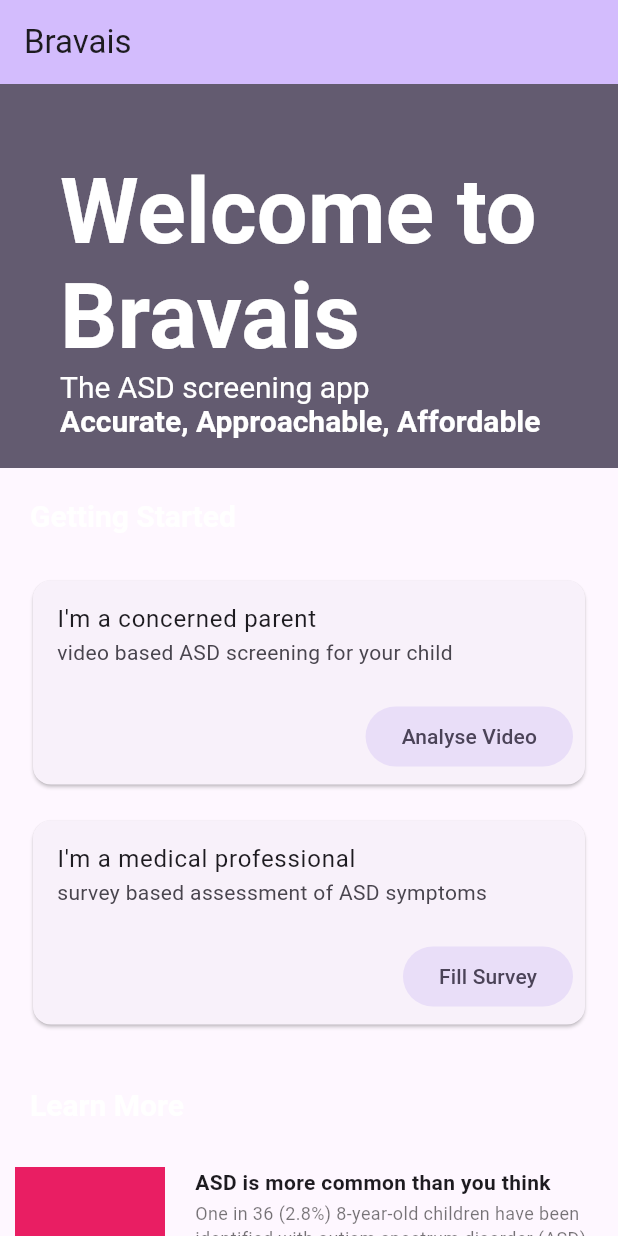
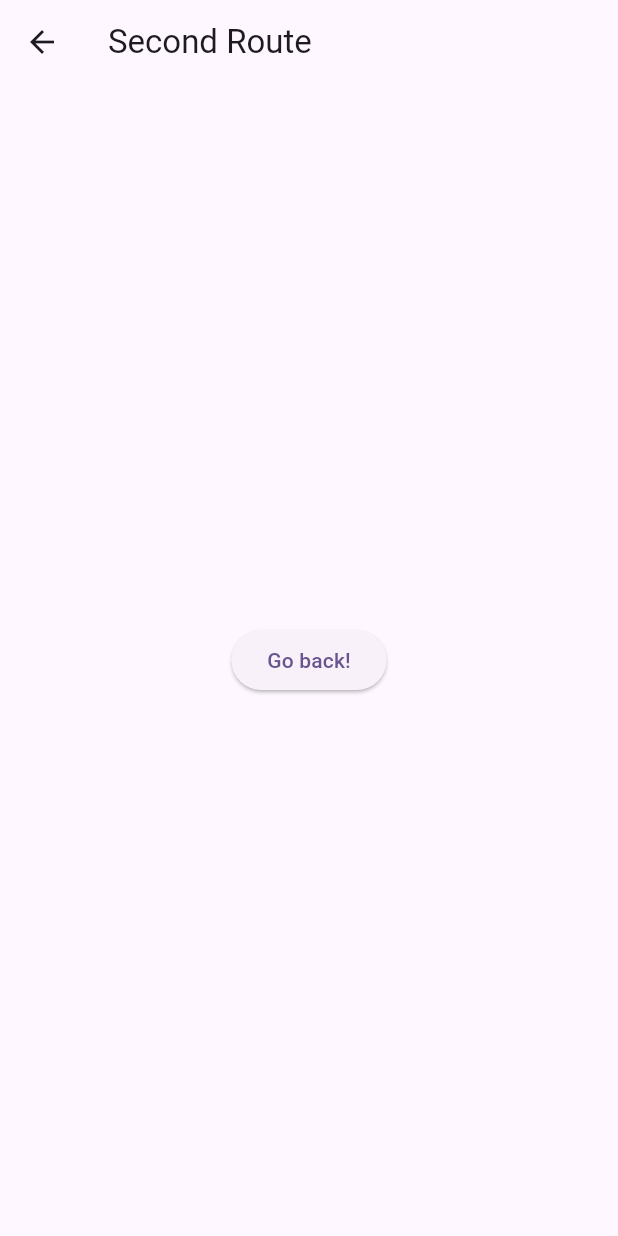
Before and after one commit to SCP-2000/bravais, a Flutter app: the screen it shows after launch, after a tap on "Fill Survey", on a phone screen of 412 x 824 dp. Run offline on Flutter 3.47's test engine with Material 2 defaults, Android fonts, the phone set to English and light mode, and no system bars; missing offline and left inert: dart:html.

Commit message:
move to survey

```diff
--- a/app/lib/card.dart
+++ b/app/lib/card.dart
@@ -5,12 +5,15 @@ class CardExample extends StatelessWidget {
     super.key,
     required this.title,
     required this.subtitle,
-    required this.operation
+    required this.operation,
+    required this.callback
   });
 
   final String title;
   final String subtitle;
   final String operation;
+
+  final VoidCallback callback;
 
   @override
   Widget build(BuildContext context) {
@@ -31,7 +34,7 @@ class CardExample extends StatelessWidget {
                   padding: EdgeInsets.all(8.0),
                   child: FilledButton.tonal(
                     child: Text(this.operation),
-                    onPressed: () {/* ... */},
+                    onPressed: this.callback,
                   )
                 )
               ],
--- a/app/lib/main.dart
+++ b/app/lib/main.dart
@@ -1,6 +1,7 @@
 import 'package:flutter/material.dart';
 import './card.dart';
 import './learn.dart';
+import './survey.dart';
 
 void main() {
   runApp(const MyApp());
@@ -96,18 +97,27 @@
                   children: <Widget>[
                     Padding(
                       padding: const EdgeInsets.all(8.0),
-                      child: const CardExample(
+                      child: CardExample(
                         title: "I'm a concerned parent",
                         subtitle: "video based ASD screening for your child",
                         operation: "Analyse Video",
+                        callback: () { print('something'); },
                       ),
                     ),
                     Padding(
                       padding: const EdgeInsets.all(8.0),
-                      child: const CardExample(
+                      child: CardExample(
                         title: "I'm a medical professional",
                         subtitle: "survey based assessment of ASD symptoms",
                         operation: "Fill Survey",
+                        callback: () {
+                          Navigator.push(
+                            context,
+                            MaterialPageRoute(
+                              builder: (context) => const Survey()
+                            ),
+                          );
+                        },
                       ),
                     ),
                   ]
--- /dev/null
+++ b/app/lib/survey.dart
@@ -0,0 +1,22 @@
+import 'package:flutter/material.dart';
+
+class Survey extends StatelessWidget {
+  const Survey({super.key});
+
+  @override
+  Widget build(BuildContext context) {
+    return Scaffold(
+      appBar: AppBar(
+        title: const Text('Second Route'),
+      ),
+      body: Center(
+        child: ElevatedButton(
+          onPressed: () {
+            Navigator.pop(context);
+          },
+          child: const Text('Go back!'),
+        ),
+      ),
+    );
+  }
+}
```
